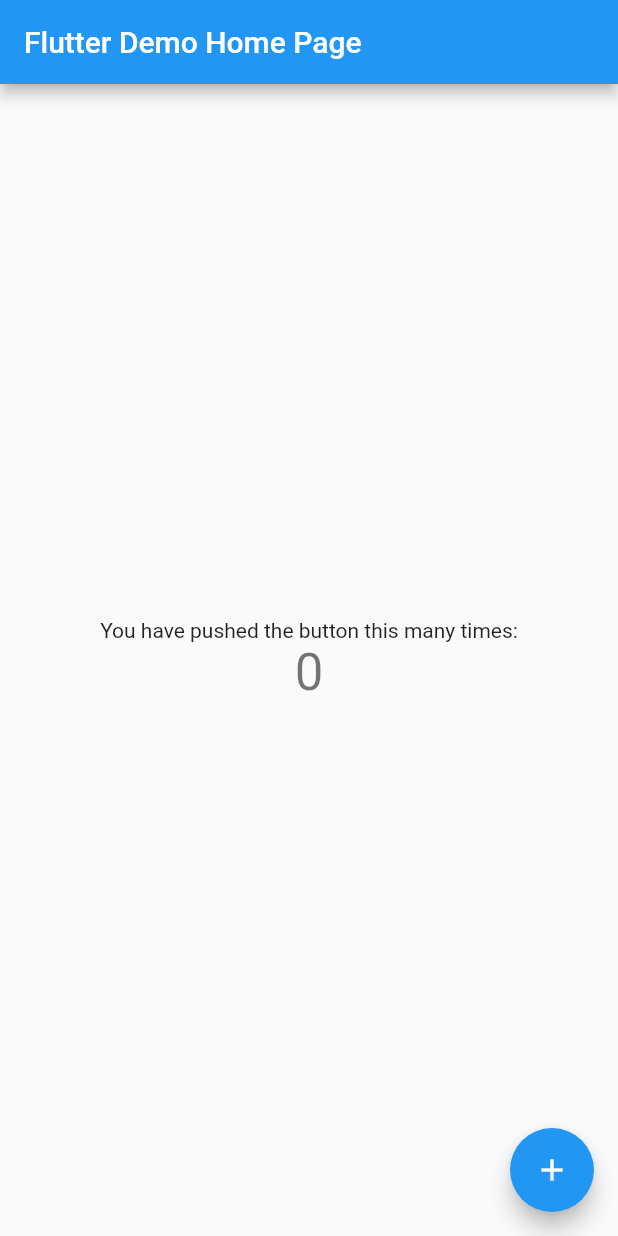
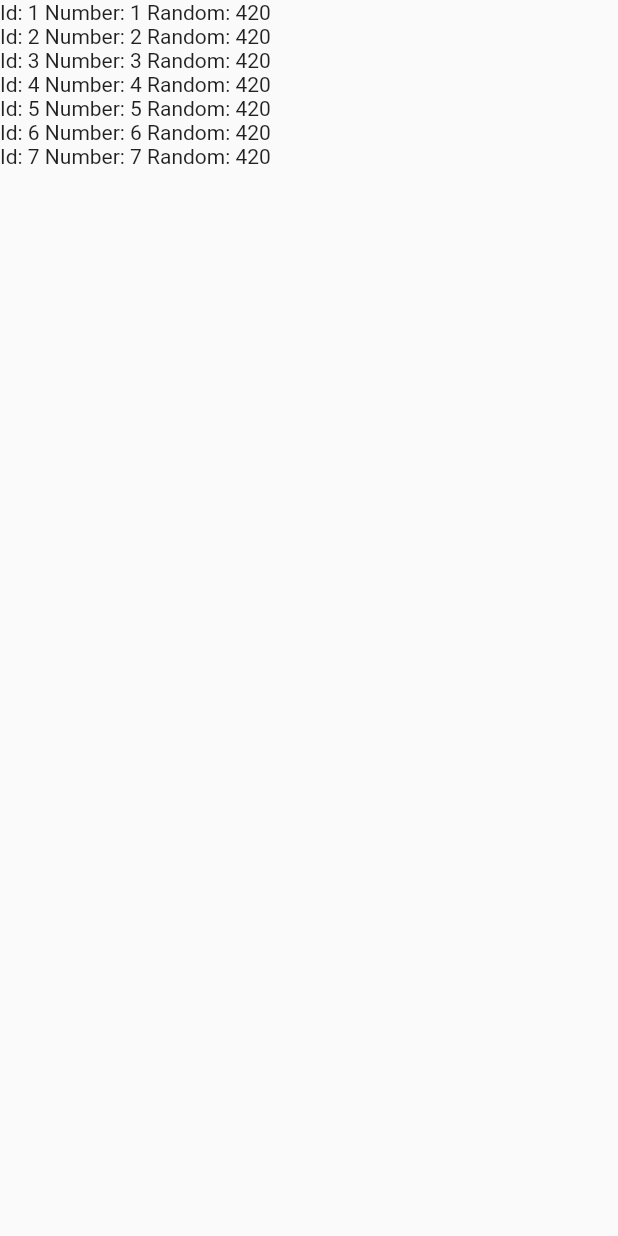
Before and after one commit to GruppeGAM/bloc_stream_test, a Flutter app: the screen it shows after launch, on a phone screen of 412 x 824 dp. Run offline on Flutter 3.47's test engine with Material 2 defaults, Android fonts, the phone set to English and light mode, and no system bars; our stand-ins replace bloc, equatable, flutter_bloc.

Commit message:
add Model, Repository and BlocModel with UI

```diff
--- /dev/null
+++ b/lib/bloc/model_bloc.dart
@@ -0,0 +1,28 @@
+import 'package:bloc/bloc.dart';
+import 'package:equatable/equatable.dart';
+
+import '../model.dart';
+import '../repository.dart';
+
+part 'model_event.dart';
+part 'model_state.dart';
+
+class ModelBloc extends Bloc<ModelEvent, ModelState> {
+  ModelBloc({
+    required this.repository,
+  }) : super(const ModelState()) {
+    on<Listen>((event, emit) async {
+      await emit.forEach(
+        repository.models,
+        onData: (data) => state.copy(
+          models: [
+            ...state.models,
+            data,
+          ],
+        ),
+      );
+    });
+  }
+
+  final Repository repository;
+}
--- /dev/null
+++ b/lib/bloc/model_event.dart
@@ -0,0 +1,10 @@
+part of 'model_bloc.dart';
+
+abstract class ModelEvent extends Equatable {
+  const ModelEvent();
+
+  @override
+  List<Object> get props => [];
+}
+
+class Listen extends ModelEvent {}
--- /dev/null
+++ b/lib/bloc/model_state.dart
@@ -0,0 +1,13 @@
+part of 'model_bloc.dart';
+
+class ModelState extends Equatable {
+  const ModelState({this.models = const []});
+
+  final List<Model> models;
+
+  ModelState copy({List<Model>? models}) =>
+      ModelState(models: models ?? this.models);
+
+  @override
+  List<Object> get props => [models];
+}
--- a/lib/main.dart
+++ b/lib/main.dart
@@ -1,115 +1,77 @@
+import 'package:bloc_stream_test/repository.dart';
 import 'package:flutter/material.dart';
+import 'package:flutter_bloc/flutter_bloc.dart';
+
+import 'bloc/model_bloc.dart';
+import 'model.dart';
 
 void main() {
-  runApp(const MyApp());
+  WidgetsFlutterBinding.ensureInitialized();
+
+  runApp(MyApp());
 }
 
 class MyApp extends StatelessWidget {
-  const MyApp({super.key});
+  MyApp({super.key});
 
-  // This widget is the root of your application.
+  final Repository repository = Repository();
   @override
   Widget build(BuildContext context) {
     return MaterialApp(
       title: 'Flutter Demo',
       theme: ThemeData(
-        // This is the theme of your application.
-        //
-        // Try running your application with "flutter run". You'll see the
-        // application has a blue toolbar. Then, without quitting the app, try
-        // changing the primarySwatch below to Colors.green and then invoke
-        // "hot reload" (press "r" in the console where you ran "flutter run",
-        // or simply save your changes to "hot reload" in a Flutter IDE).
-        // Notice that the counter didn't reset back to zero; the application
-        // is not restarted.
         primarySwatch: Colors.blue,
       ),
-      home: const MyHomePage(title: 'Flutter Demo Home Page'),
+      home: MultiBlocProvider(
+        providers: [
+          BlocProvider<ModelBloc>.value(
+            value: ModelBloc(repository: repository)..add(Listen()),
+          ),
+        ],
+        child: const MyAppPage(),
+      ),
     );
   }
 }
 
-class MyHomePage extends StatefulWidget {
-  const MyHomePage({super.key, required this.title});
-
-  // This widget is the home page of your application. It is stateful, meaning
-  // that it has a State object (defined below) that contains fields that affect
-  // how it looks.
-
-  // This class is the configuration for the state. It holds the values (in this
-  // case the title) provided by the parent (in this case the App widget) and
-  // used by the build method of the State. Fields in a Widget subclass are
-  // always marked "final".
-
-  final String title;
-
-  @override
-  State<MyHomePage> createState() => _MyHomePageState();
-}
-
-class _MyHomePageState extends State<MyHomePage> {
-  int _counter = 0;
-
-  void _incrementCounter() {
-    setState(() {
-      // This call to setState tells the Flutter framework that something has
-      // changed in this State, which causes it to rerun the build method below
-      // so that the display can reflect the updated values. If we changed
-      // _counter without calling setState(), then the build method would not be
-      // called again, and so nothing would appear to happen.
-      _counter++;
-    });
-  }
+class MyAppPage extends StatelessWidget {
+  const MyAppPage({super.key});
 
   @override
   Widget build(BuildContext context) {
-    // This method is rerun every time setState is called, for instance as done
-    // by the _incrementCounter method above.
-    //
-    // The Flutter framework has been optimized to make rerunning build methods
-    // fast, so that you can just rebuild anything that needs updating rather
-    // than having to individually change instances of widgets.
     return Scaffold(
-      appBar: AppBar(
-        // Here we take the value from the MyHomePage object that was created by
-        // the App.build method, and use it to set our appbar title.
-        title: Text(widget.title),
-      ),
       body: Center(
-        // Center is a layout widget. It takes a single child and positions it
-        // in the middle of the parent.
-        child: Column(
-          // Column is also a layout widget. It takes a list of children and
-          // arranges them vertically. By default, it sizes itself to fit its
-          // children horizontally, and tries to be as tall as its parent.
-          //
-          // Invoke "debug painting" (press "p" in the console, choose the
-          // "Toggle Debug Paint" action from the Flutter Inspector in Android
-          // Studio, or the "Toggle Debug Paint" command in Visual Studio Code)
-          // to see the wireframe for each widget.
-          //
-          // Column has various properties to control how it sizes itself and
-          // how it positions its children. Here we use mainAxisAlignment to
-          // center the children vertically; the main axis here is the vertical
-          // axis because Columns are vertical (the cross axis would be
-          // horizontal).
-          mainAxisAlignment: MainAxisAlignment.center,
-          children: <Widget>[
-            const Text(
-              'You have pushed the button this many times:',
-            ),
-            Text(
-              '$_counter',
-              style: Theme.of(context).textTheme.headline4,
+        child: ListView(
+          children: [
+            BlocBuilder<ModelBloc, ModelState>(
+              builder: (context, state) => Column(
+                children: [
+                  ...state.models.map(
+                    (e) => ModelWidget(model: e),
+                  ),
+                ],
+              ),
             ),
           ],
         ),
       ),
-      floatingActionButton: FloatingActionButton(
-        onPressed: _incrementCounter,
-        tooltip: 'Increment',
-        child: const Icon(Icons.add),
-      ), // This trailing comma makes auto-formatting nicer for build methods.
     );
   }
 }
+
+class ModelWidget extends StatelessWidget {
+  const ModelWidget({super.key, required this.model});
+
+  final Model model;
+
+  @override
+  Widget build(BuildContext context) {
+    return Row(
+      children: [
+        Text('Id: ${model.id} '),
+        Text('Number: ${model.number} '),
+        Text('Random: ${model.random} '),
+      ],
+    );
+  }
+}
--- /dev/null
+++ b/lib/model.dart
@@ -0,0 +1,11 @@
+import 'package:equatable/equatable.dart';
+
+class Model extends Equatable {
+  const Model({required this.id, required this.number, required this.random});
+  final String id;
+  final int number;
+  final int random;
+
+  @override
+  List<Object?> get props => [id, number, random];
+}
--- /dev/null
+++ b/lib/repository.dart
@@ -0,0 +1,24 @@
+import 'dart:async';
+import 'dart:math';
+
+import 'model.dart';
+
+class Repository {
+  Repository() {
+    Timer.periodic(
+      const Duration(seconds: 1),
+      (timer) => _modelController.sink.add(Model(
+          id: timer.tick.toString(),
+          number: timer.tick,
+          random: Random().nextInt(1000))),
+    );
+  }
+
+  final StreamController<Model> _modelController = StreamController<Model>();
+  Stream<Model> get models => _modelController.stream.asBroadcastStream();
+  Stream<String> get ids => models.map((event) => event.id).asBroadcastStream();
+  Stream<int> get numbers =>
+      models.map((event) => event.number).asBroadcastStream();
+  Stream<int> get random =>
+      models.map((event) => event.random).asBroadcastStream();
+}
--- a/pubspec.yaml
+++ b/pubspec.yaml
@@ -31,6 +31,9 @@
 dependencies:
   flutter:
     sdk: flutter
+  equatable: ^2.0.5
+  bloc: ^8.1.0
+  flutter_bloc: ^8.1.1
 
 
   # The following adds the Cupertino Icons font to your application.
```
Also changed, not shown: 1 other file.
